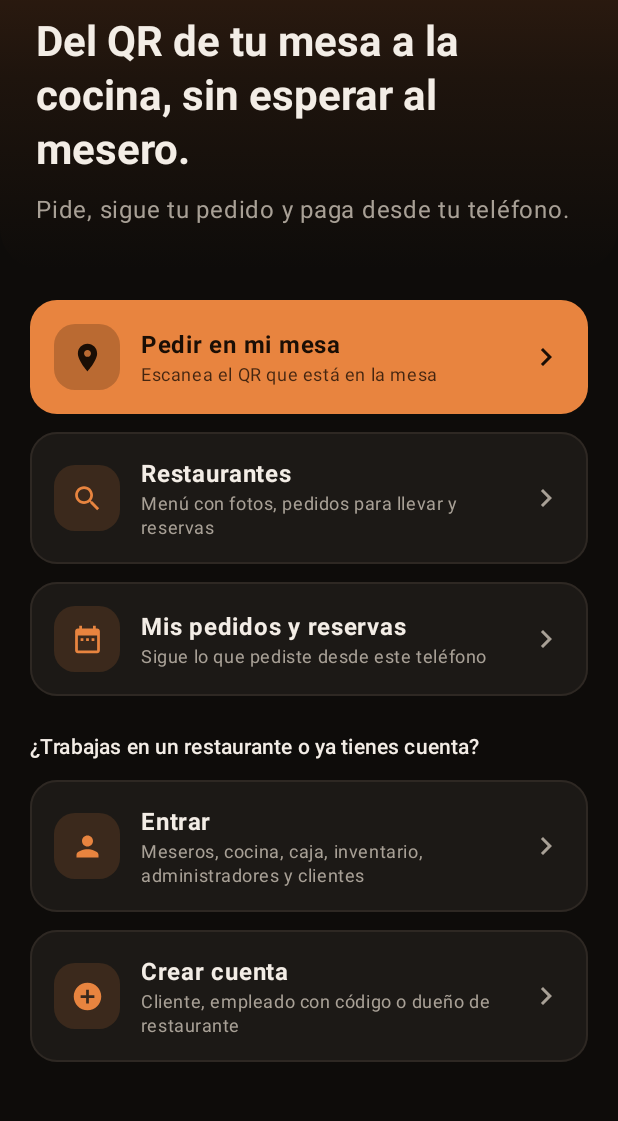
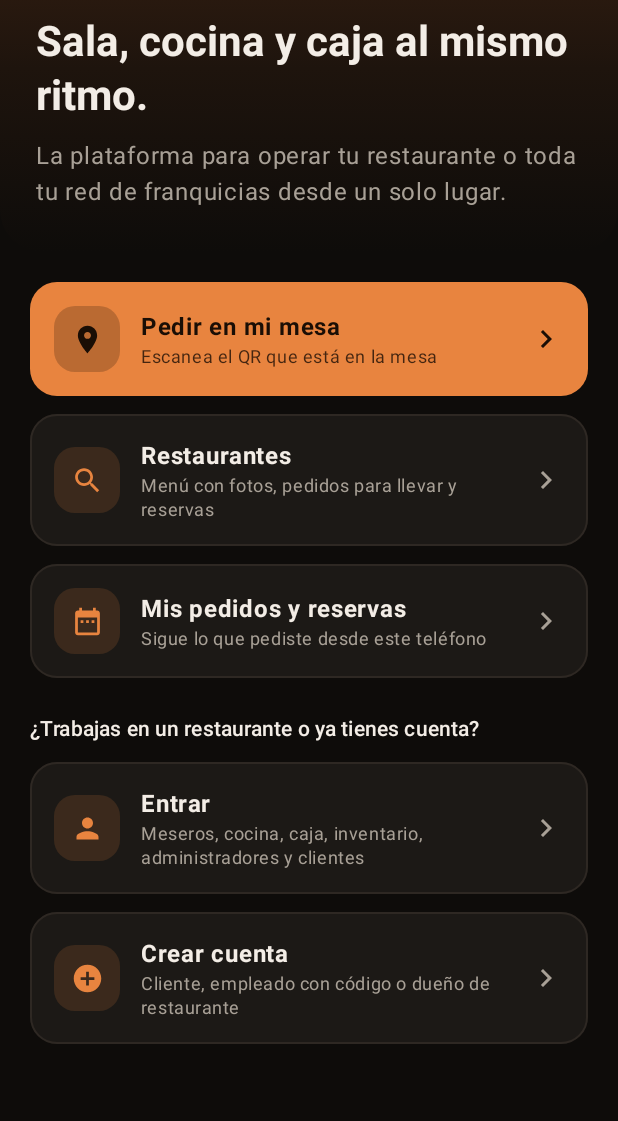
Before and after one commit to RonnyGG-git/SmartBite-App, an Android app built with Jetpack Compose: the screen it shows after launch (MainActivity), on a phone screen of 412 x 824 dp, the part 114-1235 px from its top. Run offline under Robolectric (Android 15) with nearby library versions, the phone set to English and light mode, and no system bars.

Commit message:
Portada con la frase de la web (versión 1.2)
Co-Authored-By: Claude Opus 5.5 <noreply@anthropic.com>

```diff
--- a/app/build.gradle.kts
+++ b/app/build.gradle.kts
@@ -20,8 +20,8 @@ android {
         applicationId = "com.smartbite.movil"
         minSdk = 26
         targetSdk = 36
-        versionCode = 4
-        versionName = "1.1"
+        versionCode = 5
+        versionName = "1.2"
         buildConfigField("String", "API_BASE_URL", "\"$apiBaseUrl\"")
     }
 
--- a/app/src/main/kotlin/com/smartbite/movil/ui/inicio/BienvenidaPantalla.kt
+++ b/app/src/main/kotlin/com/smartbite/movil/ui/inicio/BienvenidaPantalla.kt
@@ -37,8 +37,8 @@ fun BienvenidaPantalla(
         Column(Modifier.statusBarsPadding()) {
             Portada(
                 etiqueta = "Smart Bite",
-                titulo = "Del QR de tu mesa a la cocina, sin esperar al mesero.",
-                detalle = "Pide, sigue tu pedido y paga desde tu teléfono.",
+                titulo = "Sala, cocina y caja al mismo ritmo.",
+                detalle = "La plataforma para operar tu restaurante o toda tu red de franquicias desde un solo lugar.",
             )
         }
         Column(Modifier.padding(20.dp), verticalArrangement = Arrangement.spacedBy(12.dp)) {
```
